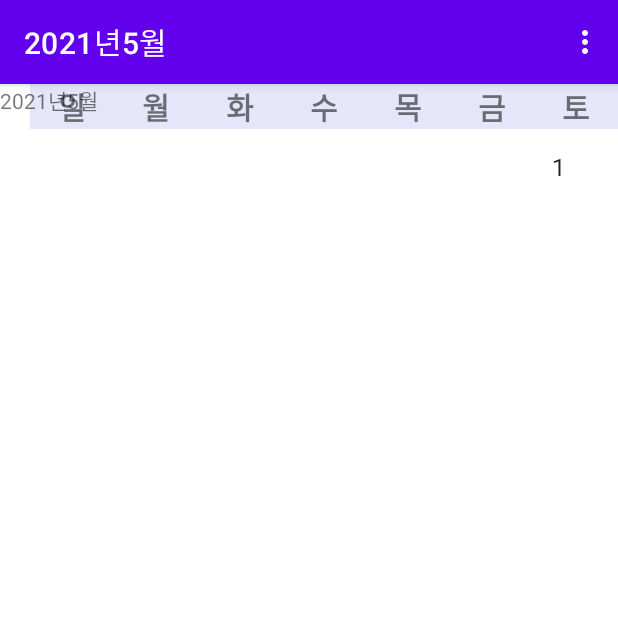
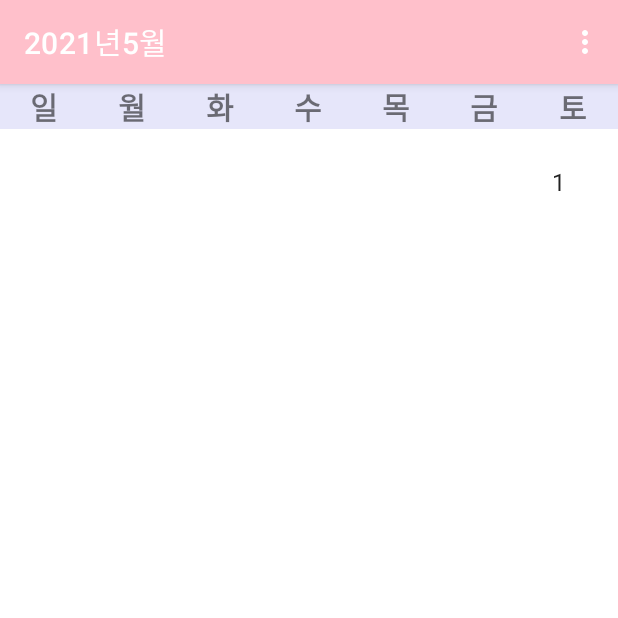
Before and after one commit to jimin1211/AndroidProject2, an Android app: the screen it shows after launch (MainActivity), in the options menu, after a tap on an icon or button, on a phone screen of 412 x 824 dp, the top half of it. Run offline under Robolectric (Android 15) with nearby library versions, the phone set to English and light mode, and no system bars.

Commit message:
색상 변경/ 그리드뷰 선택 시 색상 변경

```diff
--- a/app/src/main/java/com/android/androidproject2/MainActivity.java
+++ b/app/src/main/java/com/android/androidproject2/MainActivity.java
@@ -13,6 +13,7 @@ import android.widget.TextView;
 import android.widget.Toast;
 
 import androidx.appcompat.app.AppCompatActivity;
+import androidx.fragment.app.Fragment;
 import androidx.fragment.app.FragmentManager;
 import androidx.fragment.app.FragmentTransaction;
 import androidx.viewpager2.adapter.FragmentStateAdapter;
@@ -32,6 +33,7 @@ public class MainActivity extends AppCompatActivity {
         fragmentTransaction.add(R.id.main_container, new MonthViewFragment());
         fragmentTransaction.commit();
     }
+
 
     @Override
     public boolean onCreateOptionsMenu(Menu menu) {
--- a/app/src/main/java/com/android/androidproject2/MonthCalendarFragment.java
+++ b/app/src/main/java/com/android/androidproject2/MonthCalendarFragment.java
@@ -226,7 +226,7 @@ public class MonthCalendarFragment extends Fragment {
             /*TextView textView = (TextView)rootview.findViewById(R.id.textview);
             textView.setText(mParam3+"");*/
             String[] day = getDay(mParam1, mParam2, mParam3);
-            GridView wGridview = (GridView) rootview.findViewById(R.id.gridview);
+            GridView wGridview = (GridView) rootview.findViewById(R.id.gridview1);
             ArrayAdapter<String> wGridViewAdapter = new ArrayAdapter<String>(
                     getActivity(),
                     android.R.layout.simple_list_item_1,
--- a/app/src/main/java/com/android/androidproject2/WeekViewFragment.java
+++ b/app/src/main/java/com/android/androidproject2/WeekViewFragment.java
@@ -73,10 +73,7 @@ public class WeekViewFragment extends Fragment {
             else
                 week[i] = "";
         }
-
-
         GridView gridView = (GridView) rootview.findViewById(R.id.week_view);
-
         ArrayAdapter<String> GridViewAdapter = new ArrayAdapter<String>(
                 getActivity(),
                 android.R.layout.simple_list_item_1,
--- a/app/src/main/res/layout/fragment_month_calendar.xml
+++ b/app/src/main/res/layout/fragment_month_calendar.xml
@@ -19,15 +19,22 @@
         android:layout_height="wrap_content">
 
         <GridView
+            android:listSelector="#00FFFF"
             android:id="@+id/gridview"
-            android:layout_width="match_parent"
-            android:layout_height="match_parent"
+            android:layout_width="fill_parent"
+            android:layout_height="fill_parent"
             android:layout_marginTop="10dp"
             android:numColumns="7"
-            android:verticalSpacing="25dp"
-            />
+            android:verticalSpacing="25dp" />
 
     </FrameLayout>
 
+    <GridView
+        android:id="@+id/gridview1"
+        android:layout_width="match_parent"
+        android:layout_height="match_parent"
+        android:layout_marginTop="10dp"
+        android:numColumns="7"
+        android:verticalSpacing="25dp" />
 
 </LinearLayout>
--- a/app/src/main/res/layout/fragment_month_view.xml
+++ b/app/src/main/res/layout/fragment_month_view.xml
@@ -7,6 +7,10 @@
 
     <!-- TODO: Update blank fragment layout -->
 
+    <androidx.viewpager2.widget.ViewPager2
+        android:id="@+id/vpPager"
+        android:layout_width="match_parent"
+        android:layout_height="wrap_content" />
 
     <LinearLayout
         android:layout_width="match_parent"
@@ -79,11 +83,5 @@
 
     </LinearLayout>
 
-    <androidx.viewpager2.widget.ViewPager2
-        android:id="@+id/vpPager"
-        android:layout_width="match_parent"
-        android:layout_height="wrap_content" />
-
-
 
 </FrameLayout>
--- a/app/src/main/res/layout/fragment_week_view.xml
+++ b/app/src/main/res/layout/fragment_week_view.xml
@@ -84,5 +84,77 @@
         android:layout_width="match_parent"
         android:layout_height="wrap_content" />
 
+    <LinearLayout
+        android:layout_width="match_parent"
+        android:layout_height="wrap_content"
+        android:orientation="horizontal"
+        android:background="#E6E6FA">
+
+        <TextView
+            android:layout_width="0dp"
+            android:layout_height="wrap_content"
+            android:layout_weight="1"
+            android:text="일"
+            android:textSize="20dp"
+            android:textStyle="bold"
+            android:gravity="center_horizontal"/>
+
+        <TextView
+            android:layout_width="0dp"
+            android:layout_height="wrap_content"
+            android:layout_weight="1"
+            android:text="월"
+            android:textSize="20dp"
+            android:textStyle="bold"
+            android:gravity="center_horizontal"/>
+
+        <TextView
+            android:layout_width="0dp"
+            android:layout_height="wrap_content"
+            android:layout_weight="1"
+            android:text="화"
+            android:textSize="20dp"
+            android:textStyle="bold"
+            android:gravity="center_horizontal"/>
+
+        <TextView
+            android:layout_width="0dp"
+            android:layout_height="wrap_content"
+            android:layout_weight="1"
+            android:text="수"
+            android:textSize="20dp"
+            android:textStyle="bold"
+            android:gravity="center_horizontal"/>
+
+        <TextView
+            android:layout_width="0dp"
+            android:layout_height="wrap_content"
+            android:layout_weight="1"
+            android:text="목"
+            android:textSize="20dp"
+            android:textStyle="bold"
+            android:gravity="center_horizontal"/>
+
+        <TextView
+            android:layout_width="0dp"
+            android:layout_height="wrap_content"
+            android:layout_weight="1"
+            android:text="금"
+            android:textSize="20dp"
+            android:textStyle="bold"
+            android:gravity="center_horizontal"/>
+
+        <TextView
+            android:layout_width="0dp"
+            android:layout_height="wrap_content"
+            android:layout_weight="1"
+            android:text="토"
+            android:textSize="20dp"
+            android:textStyle="bold"
+            android:gravity="center_horizontal"/>
+
+    </LinearLayout>
+
+
 
 </FrameLayout>
--- a/app/src/main/res/values/colors.xml
+++ b/app/src/main/res/values/colors.xml
@@ -1,10 +1,11 @@
 <?xml version="1.0" encoding="utf-8"?>
 <resources>
     <color name="purple_200">#FFBB86FC</color>
-    <color name="purple_500">#FF6200EE</color>
-    <color name="purple_700">#FF3700B3</color>
-    <color name="teal_200">#FF03DAC5</color>
-    <color name="teal_700">#FF018786</color>
+    <color name="purple_500">#FFC0CB</color>
+    <color name="purple_700">#F0E68C</color>
+    <color name="teal_200">#F08080</color>
+    <color name="teal_700">#AFEEEE</color>
     <color name="black">#FF000000</color>
     <color name="white">#FFFFFFFF</color>
+
 </resources>
```
